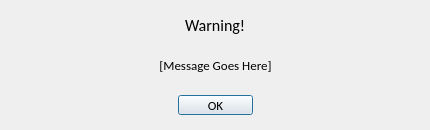
chensation/Delaunay-Dream, file DelaunayDream/gui/warning.ui: the form before one commit.
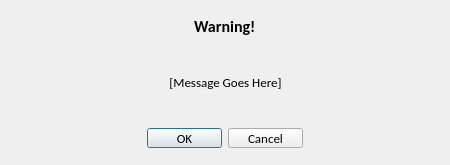
The form after the commit.

Commit message: Fixed GUI bugs, cancel button and function added to warning dialog and completed stylesheet

The edit to the form file:
```diff
--- a/DelaunayDream/gui/warning.ui
+++ b/DelaunayDream/gui/warning.ui
@@ -6,20 +6,20 @@
    <rect>
     <x>0</x>
     <y>0</y>
-    <width>430</width>
-    <height>130</height>
+    <width>450</width>
+    <height>165</height>
    </rect>
   </property>
   <property name="minimumSize">
    <size>
-    <width>430</width>
-    <height>130</height>
+    <width>450</width>
+    <height>165</height>
    </size>
   </property>
   <property name="maximumSize">
    <size>
-    <width>430</width>
-    <height>130</height>
+    <width>450</width>
+    <height>165</height>
    </size>
   </property>
   <property name="windowTitle">
@@ -61,6 +61,8 @@
           <font>
            <family>Calibri</family>
            <pointsize>12</pointsize>
+           <weight>75</weight>
+           <bold>true</bold>
           </font>
          </property>
          <property name="text">
@@ -116,13 +118,13 @@
          <property name="minimumSize">
           <size>
            <width>0</width>
-           <height>30</height>
+           <height>60</height>
           </size>
          </property>
          <property name="maximumSize">
           <size>
            <width>16777215</width>
-           <height>30</height>
+           <height>60</height>
           </size>
          </property>
          <property name="font">
@@ -210,7 +212,7 @@
          </property>
         </widget>
        </item>
-       <item row="0" column="2">
+       <item row="0" column="3">
         <spacer name="horizontalSpacer_3">
          <property name="orientation">
           <enum>Qt::Horizontal</enum>
@@ -223,6 +225,50 @@
          </property>
         </spacer>
        </item>
+       <item row="0" column="2">
+        <widget class="QPushButton" name="cancel_warning_button">
+         <property name="minimumSize">
+          <size>
+           <width>75</width>
+           <height>20</height>
+          </size>
+         </property>
+         <property name="maximumSize">
+          <size>
+           <width>75</width>
+           <height>20</height>
+          </size>
+         </property>
+         <property name="font">
+          <font>
+           <family>Calibri</family>
+           <pointsize>10</pointsize>
+          </font>
+         </property>
+         <property name="toolTip">
+          <string>Cancel</string>
+         </property>
+         <property name="statusTip">
+          <string>Cancel</string>
+         </property>
+         <property name="text">
+          <string>Cancel</string>
+         </property>
+        </widget>
+       </item>
+       <item row="0" column="0">
+        <spacer name="horizontalSpacer_2">
+         <property name="orientation">
+          <enum>Qt::Horizontal</enum>
+         </property>
+         <property name="sizeHint" stdset="0">
+          <size>
+           <width>40</width>
+           <height>20</height>
+          </size>
+         </property>
+        </spacer>
+       </item>
       </layout>
      </item>
     </layout>
```
Left out of the diff: 44 changed lines with no effect on the pictures. The commit also changes 9 other files.
